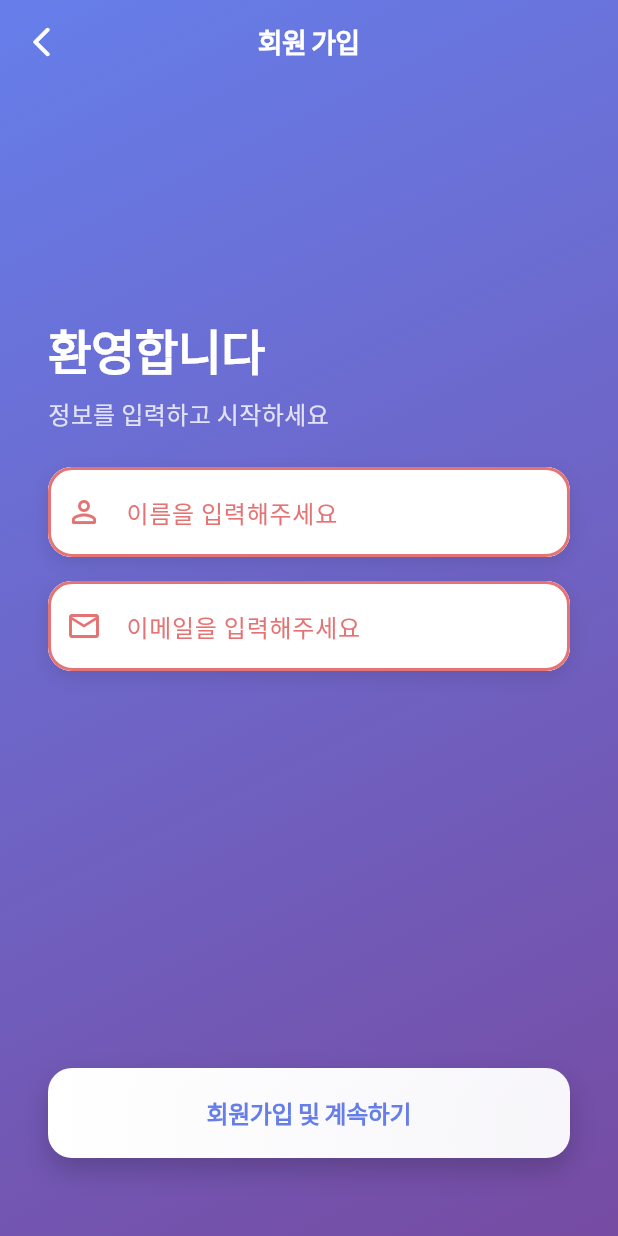
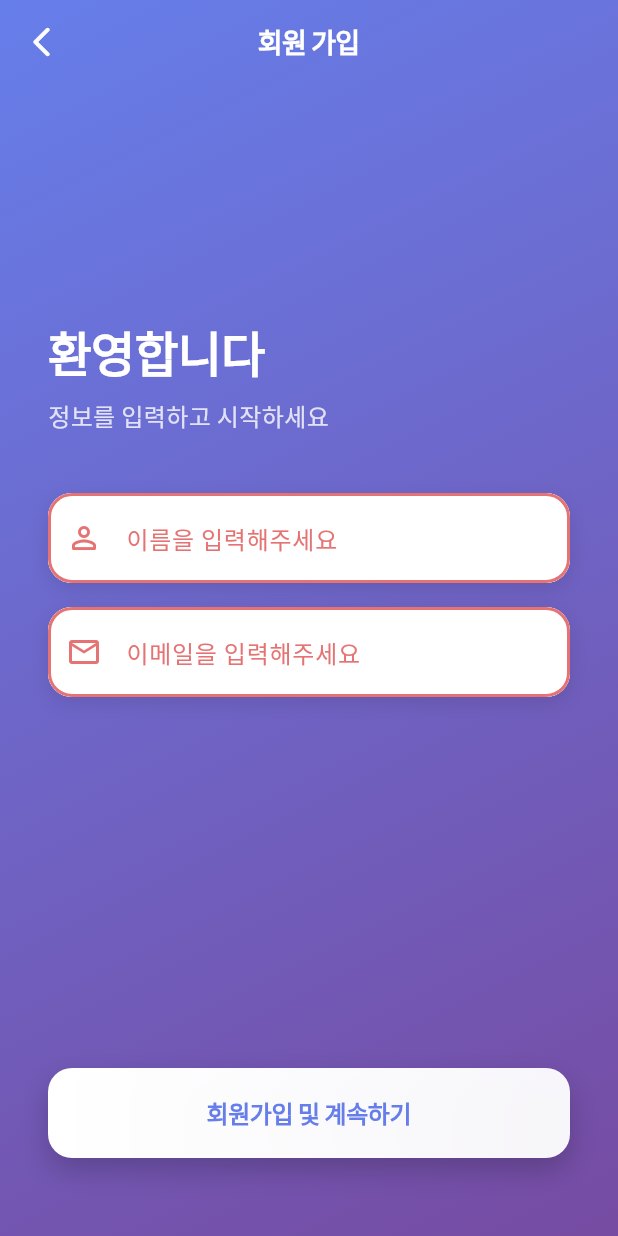
Before and after one commit to naim-kim/tremor_test_FE, a Flutter app: the SignupScreen screen opened directly, after a tap on "회원가입 및 계속하기", on a phone screen of 412 x 824 dp. Run offline on Flutter 3.47's test engine with Material 3 defaults, Android fonts, the phone set to English and light mode, and no system bars; our stand-ins replace flutter_dotenv, hive, hive_flutter, shared_preferences; missing offline and left inert: scidart; accounts and stored records are empty.

Commit message:
fix(signup): resolve SnackBar off-screen error and improve error handling

```diff
--- a/lib/screens/signup_screen.dart
+++ b/lib/screens/signup_screen.dart
@@ -100,14 +100,13 @@ class _SignupScreenState extends State<SignupScreen> {
                   child: Column(
                     crossAxisAlignment: CrossAxisAlignment.stretch,
                     children: [
-                      const Spacer(flex: 1),
+                      const Spacer(),
                       _buildWelcomeText(),
-                      const SizedBox(height: 24),
+                      const SizedBox(height: 40),
                       _buildNameField(),
                       const SizedBox(height: 16),
                       _buildEmailField(),
                       const Spacer(flex: 2),
-                      const SizedBox(height: 20),
                       _buildSubmitButton(),
                       const SizedBox(height: 20),
                     ],
@@ -250,7 +249,17 @@ class _SignupScreenState extends State<SignupScreen> {
     } catch (e) {
       if (!mounted) return;
 
-      _showErrorSnackBar('회원가입 실패: $e');
+      // Parse error message
+      String errorMessage = '회원가입 실패';
+      if (e.toString().contains('409') ||
+          e.toString().contains('already exists')) {
+        errorMessage = '이미 사용 중인 이메일입니다';
+      } else if (e.toString().contains('network') ||
+          e.toString().contains('connection')) {
+        errorMessage = '네트워크 연결을 확인해주세요';
+      }
+
+      _showErrorSnackBar(errorMessage);
     } finally {
       if (mounted) {
         setState(() => _isSubmitting = false);
@@ -259,16 +268,26 @@ class _SignupScreenState extends State<SignupScreen> {
   }
 
   void _showErrorSnackBar(String message) {
+    // Dismiss keyboard to make room for SnackBar
+    FocusScope.of(context).unfocus();
+
+    // Small delay to allow keyboard to dismiss
+    Future.delayed(const Duration(milliseconds: 100), () {
+      if (!mounted) return;
+
       ScaffoldMessenger.of(context).showSnackBar(
         SnackBar(
           content: Text(message),
           backgroundColor: Colors.red.shade400,
           behavior: SnackBarBehavior.floating,
+          margin: const EdgeInsets.only(bottom: 20, left: 16, right: 16),
           shape: RoundedRectangleBorder(
             borderRadius: BorderRadius.circular(12),
           ),
+          duration: const Duration(seconds: 3),
         ),
       );
+    });
   }
 }
 
```
Lines whose indentation alone changed are shown as unchanged.
